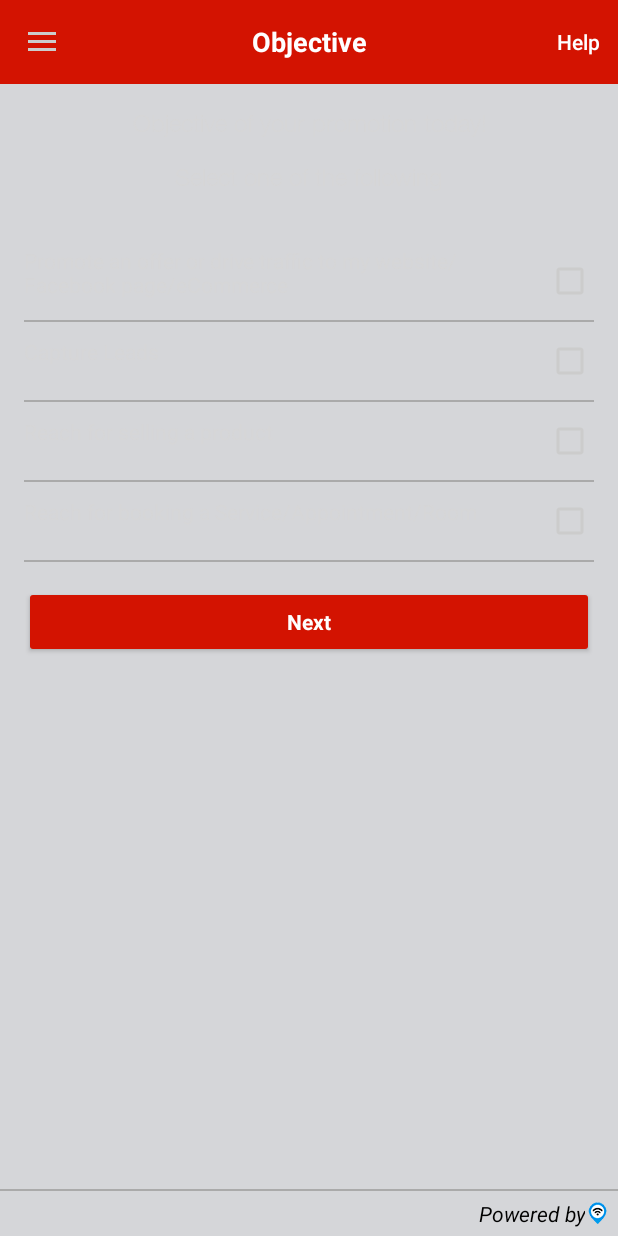
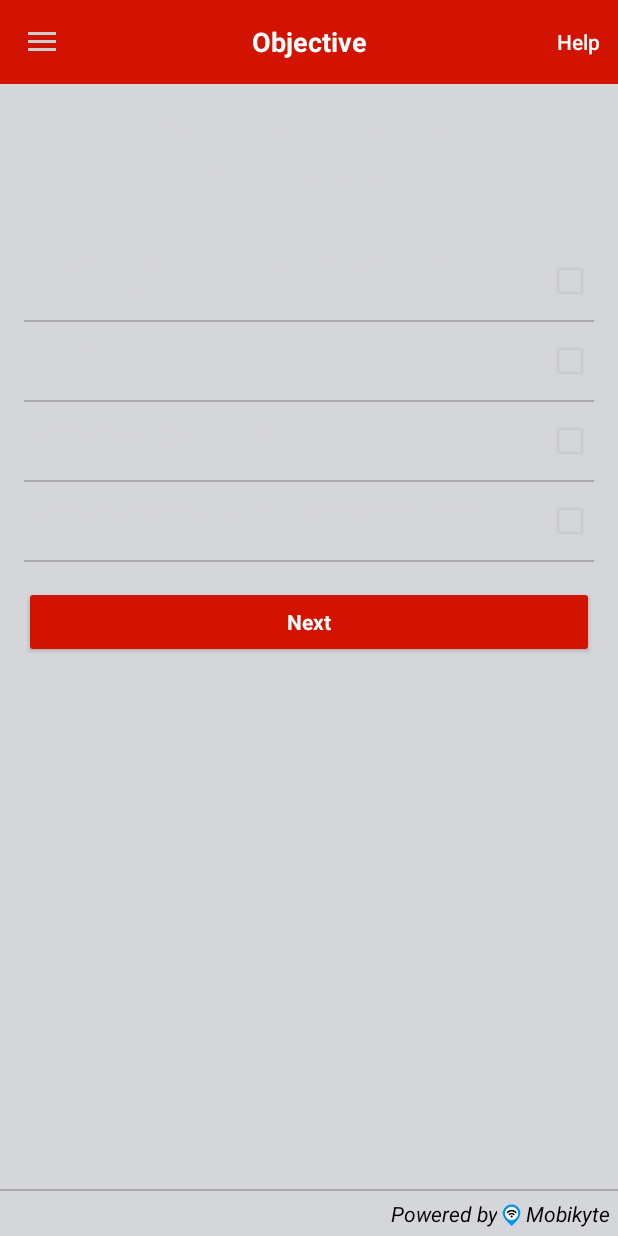
Before and after one commit to nirru/ShopSity, an Android app: the ObjectiveScreen screen opened directly, with no data from a screen before it, on a phone screen of 412 x 824 dp. Run offline under Robolectric (Android 15) with nearby library versions, the phone set to English and light mode, and no system bars; libraries missing offline, so code that uses them is left out: com.desarrollodroide.libraryfragmenttransactionextended, com.kogitune.activity_transition; plain views replace SlidingRelativeLayout; 3 statements that could not run were skipped.

Commit message:
fix issue 1.0

```diff
--- a/app/build.gradle
+++ b/app/build.gradle
@@ -32,7 +32,7 @@ repositories {
     jcenter()
     maven { url 'http://oss.sonatype.org/content/repositories/snapshots' }
     maven { url "https://jitpack.io" }
-    maven { url "https://mint.splunk.com/gradle/"}
+    maven { url "https://mint.splunk.com/gradle/" }
 }
 dependencies {
     compile fileTree(dir: 'libs', include: ['*.jar'])
@@ -62,5 +62,5 @@ dependencies {
     compile 'com.birbit:android-priority-jobqueue:1.3.5'
     compile 'de.greenrobot:eventbus:2.2.0'
     compile 'com.bignerdranch.android:expandablerecyclerview:2.0.4'
-    compile "com.splunk.mint:mint:4.4.0"
+    compile 'com.splunk.mint:mint:4.4.0'
 }
--- a/app/src/main/java/com/oxilo/shopsity/activity/ObjectiveScreen.java
+++ b/app/src/main/java/com/oxilo/shopsity/activity/ObjectiveScreen.java
@@ -19,6 +19,7 @@ import android.widget.TextView;
 import com.kogitune.activity_transition.ActivityTransitionLauncher;
 import com.oxilo.shopsity.POJO.ModalLogin;
 import com.oxilo.shopsity.R;
+import com.oxilo.shopsity.fragement.AboutFragement;
 import com.oxilo.shopsity.fragement.CampaignListingFragement;
 import com.oxilo.shopsity.fragement.ChangePasswordFragment;
 import com.oxilo.shopsity.fragement.HelpFragement;
@@ -38,7 +39,9 @@ public class ObjectiveScreen extends SampleActivityBase implements
         HelpFragement.OnFragmentInteractionListener,
         CampaignListingFragement.OnFragmentInteractionListener,
         PieFragment.OnFragmentInteractionListener,
-        HeatMapFragement.OnFragmentInteractionListener,ChangePasswordFragment.OnFragmentInteractionListener{
+        HeatMapFragement.OnFragmentInteractionListener,
+        ChangePasswordFragment.OnFragmentInteractionListener,
+        AboutFragement.OnFragmentInteractionListener{
 
 
     ModalLogin modalLogin ;
@@ -208,7 +211,9 @@ public class ObjectiveScreen extends SampleActivityBase implements
                     case R.id.navItem7:
                         refreshFragement(7);
                         break;
-
+                    case R.id.navItem8:
+                        refreshFragement(8);
+                        break;
                 }
                 return false;
             }
@@ -245,6 +250,10 @@ public class ObjectiveScreen extends SampleActivityBase implements
             case 7:
                 mapFragment = ChangePasswordFragment.newInstance(modalLogin, "");
                 ActivityUtils.launchFragementWithAnimation(mapFragment, ObjectiveScreen.this);
+            case 8:
+                AboutFragement aboutFragement = AboutFragement.newInstance("", "");
+                ActivityUtils.launchFragementWithAnimation(aboutFragement, ObjectiveScreen.this);
+                break;
             default:
                 mapFragment = Map.newInstance("", "", modalLogin);
                 ft.add(R.id.main_content, mapFragment);
--- a/app/src/main/java/com/oxilo/shopsity/fragement/Action.java
+++ b/app/src/main/java/com/oxilo/shopsity/fragement/Action.java
@@ -191,6 +191,8 @@ public class Action extends Fragment {
 
         webSiteView = (EditText)view.findViewById(R.id.website);
         callView = (EditText)view.findViewById(R.id.call);
+
+        webSiteView.setText(modalLogin.getWebsite().toString() != null ? modalLogin.getWebsite().toString() : "No web url is found");
 
         AppCompatButton btn_next = (AppCompatButton)view.findViewById(R.id.email_sign_in_button);
         btn_next.setOnClickListener(new View.OnClickListener() {
--- a/app/src/main/res/layout/activity_mobikyte.xml
+++ b/app/src/main/res/layout/activity_mobikyte.xml
@@ -21,6 +21,7 @@
         android:layout_marginTop="@dimen/activity_horizontal_margin"
         android:layout_marginRight="@dimen/activity_horizontal_margin"
         android:text="Learn More"
+        android:visibility="invisible"
         android:gravity="center"
         android:textColor="@color/white"
         android:padding="12dp"
@@ -35,6 +36,7 @@
         android:layout_marginTop="@dimen/activity_horizontal_margin"
         android:layout_marginRight="@dimen/activity_horizontal_margin"
         android:text="Get Started"
+        android:visibility="invisible"
         android:layout_above="@+id/already_registered"
         android:gravity="center"
         android:textColor="@color/white"
--- /dev/null
+++ b/app/src/main/res/layout/footer.xml
@@ -0,0 +1,44 @@
+<?xml version="1.0" encoding="utf-8"?>
+<RelativeLayout xmlns:android="http://schemas.android.com/apk/res/android"
+    android:layout_width="match_parent"
+    android:layout_height="match_parent">
+
+    <TextView
+        android:layout_toLeftOf="@+id/powered_by_logo"
+        android:layout_alignParentBottom="true"
+        android:layout_width="match_parent"
+        android:layout_height="wrap_content"
+        android:text="Powered by"
+        android:paddingTop="5dp"
+        android:paddingBottom="5dp"
+        android:textStyle="italic"
+        android:gravity="right|center"
+        android:textColor="@android:color/black"/>
+
+
+    <ImageView
+        android:id="@+id/powered_by_logo"
+        android:layout_width="wrap_content"
+        android:layout_height="wrap_content"
+        android:paddingTop="5dp"
+        android:paddingBottom="5dp"
+        android:paddingLeft="1dp"
+        android:paddingRight="1dp"
+        android:src="@drawable/mobikyte_powered"
+        android:layout_alignParentBottom="true"
+        android:layout_toLeftOf="@+id/mobi"/>
+
+    <TextView
+        android:id="@+id/mobi"
+        android:layout_width="wrap_content"
+        android:layout_height="wrap_content"
+        android:layout_alignParentBottom="true"
+        android:layout_alignParentRight="true"
+        android:text="Mobikyte"
+        android:textStyle="italic"
+        android:paddingTop="5dp"
+        android:paddingBottom="5dp"
+        android:paddingRight="5dp"
+        android:textColor="@android:color/black"/>
+
+</RelativeLayout>
--- a/app/src/main/res/layout/fragment_action.xml
+++ b/app/src/main/res/layout/fragment_action.xml
@@ -94,6 +94,10 @@ android:id="@+id/main_root">
                     android:hint="@string/fragement_action_url"
                     android:textColor="@android:color/darker_gray"
                     android:inputType="text"
+                    android:clickable="false"
+                    android:cursorVisible="false"
+                    android:focusable="false"
+                    android:focusableInTouchMode="false"
                     android:maxLines="1"
                     android:imeOptions="actionNext"
                     android:singleLine="true" />
--- a/app/src/main/res/layout/objective_screen_2.xml
+++ b/app/src/main/res/layout/objective_screen_2.xml
@@ -27,22 +27,20 @@
 
         <TextView
             android:id="@+id/bottom_line"
-            android:layout_above="@+id/footer"
+            android:layout_above="@+id/footer1"
             android:layout_width="match_parent"
             android:layout_height="1dp"
             android:background="@android:color/darker_gray"
             android:gravity="right|center"/>
-        <TextView
-            android:id="@+id/footer"
+        <include
+            android:id="@+id/footer1"
+            android:layout_width="match_parent"
+            android:layout_height="30dp"
             android:layout_alignParentBottom="true"
-            android:layout_width="match_parent"
-            android:layout_height="wrap_content"
-            android:text="Powered by"
-            android:drawableRight="@drawable/mobikyte_powered"
-            android:padding="5dp"
-            android:textStyle="italic"
-            android:gravity="right|center"
-            android:textColor="@android:color/black"/>
+            layout="@layout/footer">
+
+        </include>
+
 
     </RelativeLayout>
     <android.support.design.widget.NavigationView
--- a/app/src/main/res/menu/navigation_drawer_items.xml
+++ b/app/src/main/res/menu/navigation_drawer_items.xml
@@ -31,6 +31,11 @@
                 android:title="@string/drawer_item_4" />
 
             <item
+                android:id="@+id/navItem8"
+                android:icon="@android:color/transparent"
+                android:title="@string/drawer_item_8" />
+
+            <item
                 android:id="@+id/navItem7"
                 android:icon="@android:color/transparent"
                 android:title="@string/drawer_item_7" />
--- a/app/src/main/res/values/strings.xml
+++ b/app/src/main/res/values/strings.xml
@@ -56,7 +56,8 @@
     <string name="drawer_item_4">Help</string>
     <string name="drawer_item_5">Logout</string>
     <string name="drawer_item_6">Home</string>
-    <string name="drawer_item_7">Reset Password</string>
+    <string name="drawer_item_7">Change Password</string>
+    <string name="drawer_item_8">About</string>
 
     <!--    Permissions    -->
     <string name="permission_rationale_location">Access to the location service is required to demonstrate the \'my location\' feature, which shows your current location on the map.</string>
```
Also changed, not shown: app/src/main/java/com/oxilo/shopsity/activity/MapsActivity.java (+11 -2 lines), app/src/main/java/com/oxilo/shopsity/activity/WelcomeActivity.java (+13 -2 lines), app/src/main/java/com/oxilo/shopsity/fragement/AboutFragement.java (added, +238 -0 lines), app/src/main/res/layout/activity_forgot.xml (+8 -11 lines), app/src/main/res/layout/activity_maps.xml (+8 -11 lines), app/src/main/res/layout/activity_sign_up.xml (+9 -11 lines), app/src/main/res/layout/activity_splash.xml (+20 -3 lines), app/src/main/res/layout/activity_welcome_2.xml (+9 -12 lines), app/src/main/res/layout/fragment_about_fragement.xml (added, +50 -0 lines), app/src/main/res/layout/fragment_welcome_fragement.xml (+17 -1 lines), app/src/main/res/drawable-hdpi/sity_adds_icon.png (added).
